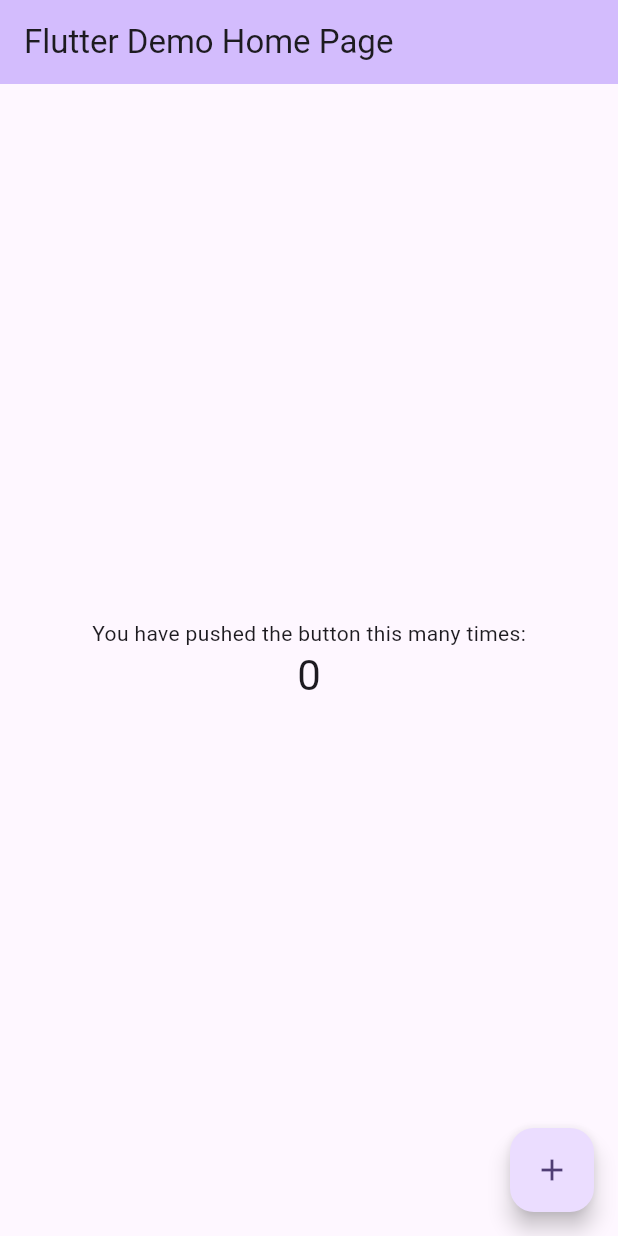
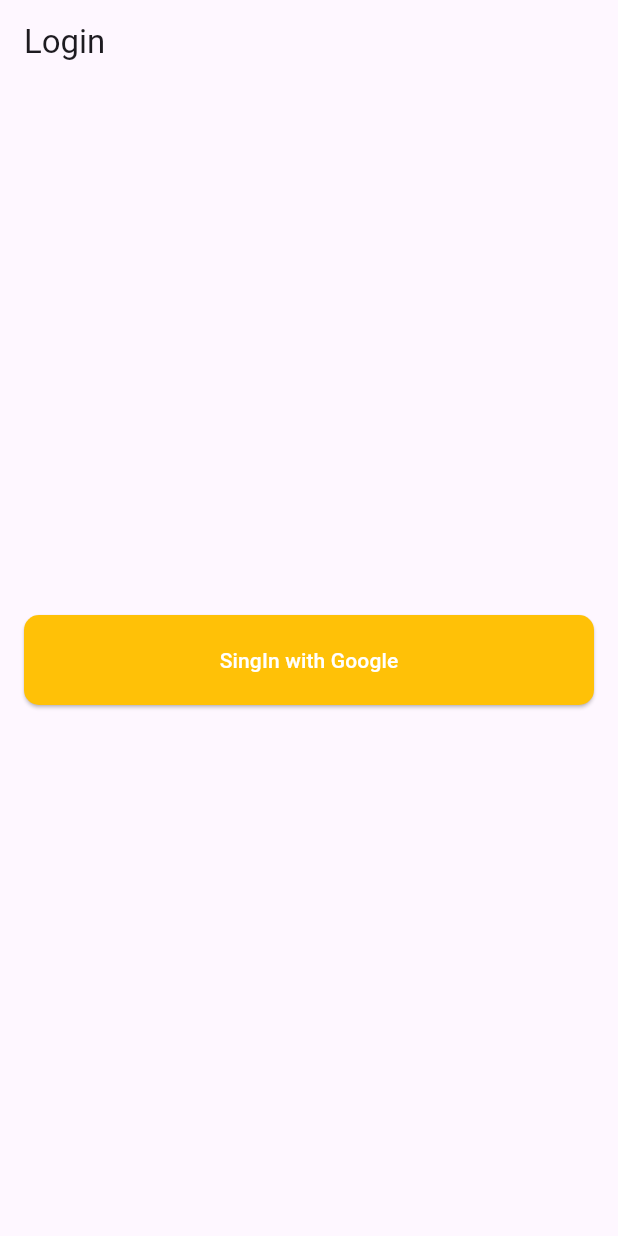
Before and after one commit to rashi8643/videocall, a Flutter app: the screen it shows after launch, on a phone screen of 412 x 824 dp. Run offline on Flutter 3.47's test engine with Material 3 defaults, Android fonts, the phone set to English and light mode, and no system bars; our stand-ins replace firebase_auth, firebase_core, flutter_riverpod, google_sign_in, riverpod_annotation; missing offline and left inert: videocall, zego_uikit_prebuilt_call; accounts and stored records are empty; generated files the repository leaves out were written again.

Commit message:
almost completed

```diff
--- a/lib/main.dart
+++ b/lib/main.dart
@@ -1,125 +1,25 @@
+import 'dart:async';
+
+import 'package:firebase_core/firebase_core.dart';
 import 'package:flutter/material.dart';
+import 'package:flutter_riverpod/flutter_riverpod.dart';
+import 'package:video_sample/firebase_options.dart';
+import 'package:video_sample/view/pages/home.dart';
+import 'package:video_sample/view/pages/login.dart';
 
-void main() {
-  runApp(const MyApp());
+Future<void> main() async {
+  WidgetsFlutterBinding.ensureInitialized();
+  await Firebase.initializeApp(
+    options: DefaultFirebaseOptions.currentPlatform,
+  );
+  runApp(ProviderScope(
+    child: MaterialApp(
+      debugShowCheckedModeBanner: false,
+      routes: {
+        "login": (context) => const MyLogin(),
+        "home": (context) => const MyHome(),
+      },
+      initialRoute: "login",
+    ),
+  ));
 }
-
-class MyApp extends StatelessWidget {
-  const MyApp({super.key});
-
-  // This widget is the root of your application.
-  @override
-  Widget build(BuildContext context) {
-    return MaterialApp(
-      title: 'Flutter Demo',
-      theme: ThemeData(
-        // This is the theme of your application.
-        //
-        // TRY THIS: Try running your application with "flutter run". You'll see
-        // the application has a purple toolbar. Then, without quitting the app,
-        // try changing the seedColor in the colorScheme below to Colors.green
-        // and then invoke "hot reload" (save your changes or press the "hot
-        // reload" button in a Flutter-supported IDE, or press "r" if you used
-        // the command line to start the app).
-        //
-        // Notice that the counter didn't reset back to zero; the application
-        // state is not lost during the reload. To reset the state, use hot
-        // restart instead.
-        //
-        // This works for code too, not just values: Most code changes can be
-        // tested with just a hot reload.
-        colorScheme: ColorScheme.fromSeed(seedColor: Colors.deepPurple),
-        useMaterial3: true,
-      ),
-      home: const MyHomePage(title: 'Flutter Demo Home Page'),
-    );
-  }
-}
-
-class MyHomePage extends StatefulWidget {
-  const MyHomePage({super.key, required this.title});
-
-  // This widget is the home page of your application. It is stateful, meaning
-  // that it has a State object (defined below) that contains fields that affect
-  // how it looks.
-
-  // This class is the configuration for the state. It holds the values (in this
-  // case the title) provided by the parent (in this case the App widget) and
-  // used by the build method of the State. Fields in a Widget subclass are
-  // always marked "final".
-
-  final String title;
-
-  @override
-  State<MyHomePage> createState() => _MyHomePageState();
-}
-
-class _MyHomePageState extends State<MyHomePage> {
-  int _counter = 0;
-
-  void _incrementCounter() {
-    setState(() {
-      // This call to setState tells the Flutter framework that something has
-      // changed in this State, which causes it to rerun the build method below
-      // so that the display can reflect the updated values. If we changed
-      // _counter without calling setState(), then the build method would not be
-      // called again, and so nothing would appear to happen.
-      _counter++;
-    });
-  }
-
-  @override
-  Widget build(BuildContext context) {
-    // This method is rerun every time setState is called, for instance as done
-    // by the _incrementCounter method above.
-    //
-    // The Flutter framework has been optimized to make rerunning build methods
-    // fast, so that you can just rebuild anything that needs updating rather
-    // than having to individually change instances of widgets.
-    return Scaffold(
-      appBar: AppBar(
-        // TRY THIS: Try changing the color here to a specific color (to
-        // Colors.amber, perhaps?) and trigger a hot reload to see the AppBar
-        // change color while the other colors stay the same.
-        backgroundColor: Theme.of(context).colorScheme.inversePrimary,
-        // Here we take the value from the MyHomePage object that was created by
-        // the App.build method, and use it to set our appbar title.
-        title: Text(widget.title),
-      ),
-      body: Center(
-        // Center is a layout widget. It takes a single child and positions it
-        // in the middle of the parent.
-        child: Column(
-          // Column is also a layout widget. It takes a list of children and
-          // arranges them vertically. By default, it sizes itself to fit its
-          // children horizontally, and tries to be as tall as its parent.
-          //
-          // Column has various properties to control how it sizes itself and
-          // how it positions its children. Here we use mainAxisAlignment to
-          // center the children vertically; the main axis here is the vertical
-          // axis because Columns are vertical (the cross axis would be
-          // horizontal).
-          //
-          // TRY THIS: Invoke "debug painting" (choose the "Toggle Debug Paint"
-          // action in the IDE, or press "p" in the console), to see the
-          // wireframe for each widget.
-          mainAxisAlignment: MainAxisAlignment.center,
-          children: <Widget>[
-            const Text(
-              'You have pushed the button this many times:',
-            ),
-            Text(
-              '$_counter',
-              style: Theme.of(context).textTheme.headlineMedium,
-            ),
-          ],
-        ),
-      ),
-      floatingActionButton: FloatingActionButton(
-        onPressed: _incrementCounter,
-        tooltip: 'Increment',
-        child: const Icon(Icons.add),
-      ), // This trailing comma makes auto-formatting nicer for build methods.
-    );
-  }
-}
--- /dev/null
+++ b/lib/model/contants.dart
@@ -0,0 +1,6 @@
+class MyConst {
+  // add your appId and appSign from console
+  static const int appId = 972325879;
+  static const String appSign =
+      "ebc3e44dc3b2b162f6b5bddafab6591ddbf8b3780071e8d907f642119e9b3adc";
+}
--- /dev/null
+++ b/lib/view/pages/login.dart
@@ -0,0 +1,39 @@
+import 'package:flutter/material.dart';
+import 'package:flutter_riverpod/flutter_riverpod.dart';
+import 'package:videocall/condroller/provider.dart';
+
+class MyLogin extends ConsumerWidget {
+  const MyLogin({Key? key}) : super(key: key);
+
+  @override
+  Widget build(BuildContext context, WidgetRef ref) {
+    return Scaffold(
+      appBar: AppBar(
+        title: const Text("Login"),
+      ),
+      body: Center(
+        child: Padding(
+          padding: const EdgeInsets.all(16),
+          child: ElevatedButton(
+            style: ElevatedButton.styleFrom(
+              backgroundColor: Colors.amber,
+              minimumSize: const Size(double.infinity, 60),
+              shape: RoundedRectangleBorder(
+                borderRadius: BorderRadius.circular(10),
+              ),
+            ),
+            onPressed: () {
+              ref.read(loginProvider.notifier).googleSignin(context);
+            },
+            child: const Text(
+              "SingIn with Google",
+              style: TextStyle(
+                color: Colors.white,
+              ),
+            ),
+          ),
+        ),
+      ),
+    );
+  }
+}
```
Also changed, not shown: lib/condroller/provider.dart (added, +25 -0 lines), lib/view/pages/home.dart (added, +27 -0 lines), lib/view/widgets/call.dart (added, +26 -0 lines), pubspec.yaml (+8 -0 lines), lib/condroller/provider.g.dart (added), lib/firebase_options.dart (added), pubspec.lock, 11 other files.
